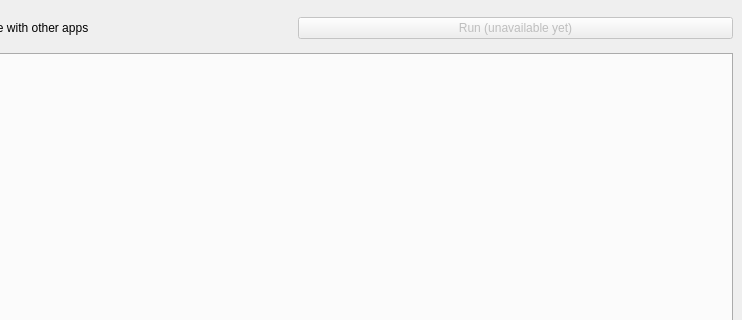
The window that ui/consolewindow.ui (edwardstock/miledger) describes before a commit, drawn with Qt 5; both pictures show x 152 to 894 and y 0 to 320 of the 894 by 723 pixel window.
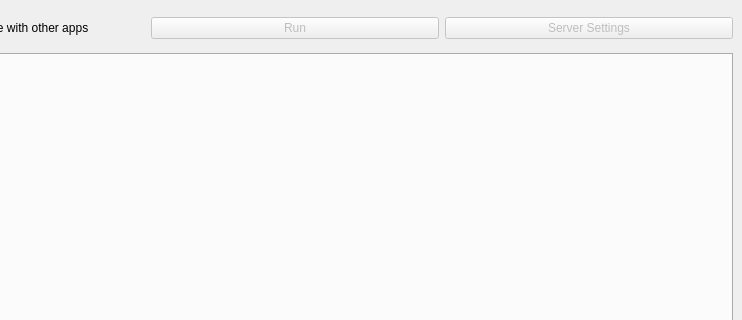
The same window after the commit.

Commit message: added ws/http server, fixed minor issues, cleanup

```diff
--- a/ui/consolewindow.ui
+++ b/ui/consolewindow.ui
@@ -36,7 +36,17 @@
                                     <bool>false</bool>
                                 </property>
                                 <property name="text">
-                                    <string>Run (unavailable yet)</string>
+                                    <string>Run</string>
+                                </property>
+                            </widget>
+                        </item>
+                        <item>
+                            <widget class="QPushButton" name="btnServerSettings">
+                                <property name="enabled">
+                                    <bool>false</bool>
+                                </property>
+                                <property name="text">
+                                    <string>Server Settings</string>
                                 </property>
                             </widget>
                         </item>
```
Left out of the diff: 2 changed lines with no effect on the pictures. The commit also changes 65 other files.
